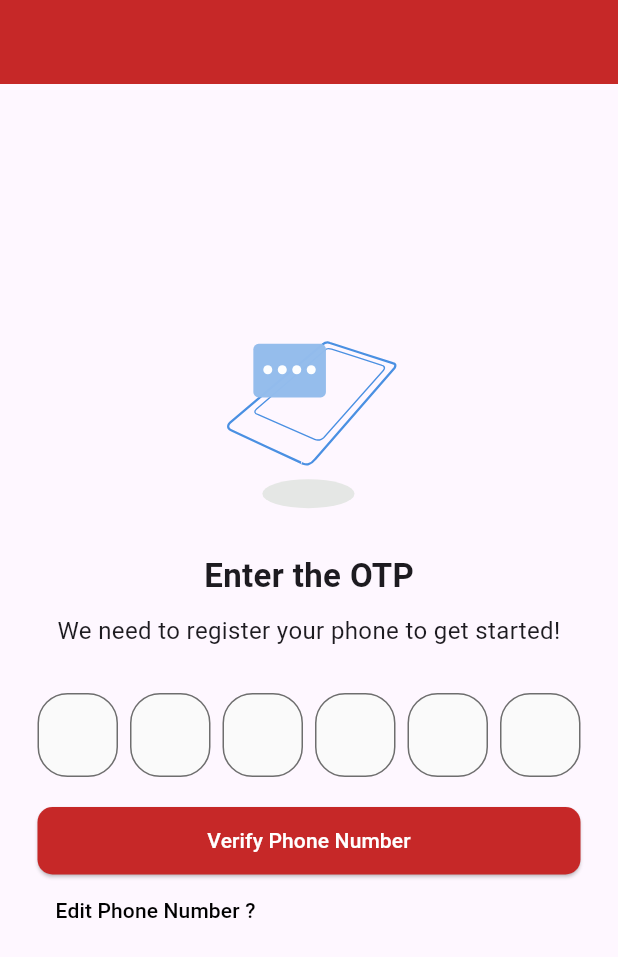
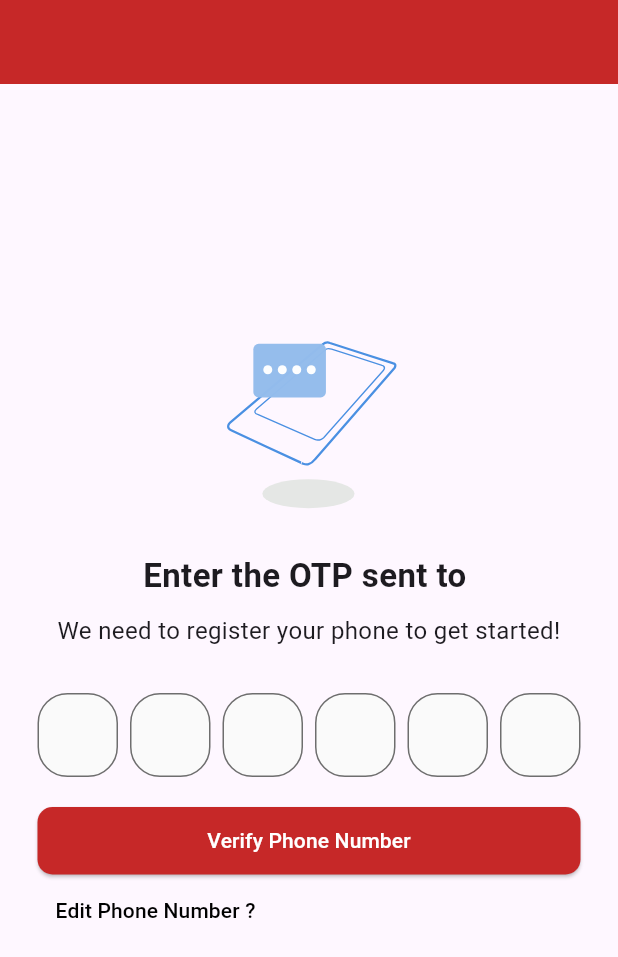
Before and after one commit to SreedevT/bloodbuddy, a Flutter app: the MyVerify screen opened by its route, on a phone screen of 412 x 824 dp. Shown: the top 957 px of the screen. Run offline on Flutter 3.47's test engine with Material 2 defaults, Android fonts, the phone set to English and light mode, and no system bars; drawn by our look-alikes of pinput; our stand-ins replace animated_text_kit, cloud_firestore, confetti, date_field, expansion_tile_card, file_picker and 9 more; missing offline and left inert: firebase_app_check; accounts and stored records are empty; network calls fail; project files that could hold a hidden picture were left out.

Commit message:
phone number added to verify screen

```diff
--- a/lib/authentication/verify.dart
+++ b/lib/authentication/verify.dart
@@ -122,9 +122,9 @@ class _MyVerifyState extends State<MyVerify> {
             const SizedBox(
               height: 25,
             ),
-            const Text(
-              "Enter the OTP",
-              style: TextStyle(fontSize: 22, fontWeight: FontWeight.bold),
+            Text(
+              "Enter the OTP sent to ${MyPhone.phoneNumber}",
+              style: const TextStyle(fontSize: 22, fontWeight: FontWeight.bold),
             ),
             const SizedBox(
               height: 10,
```
